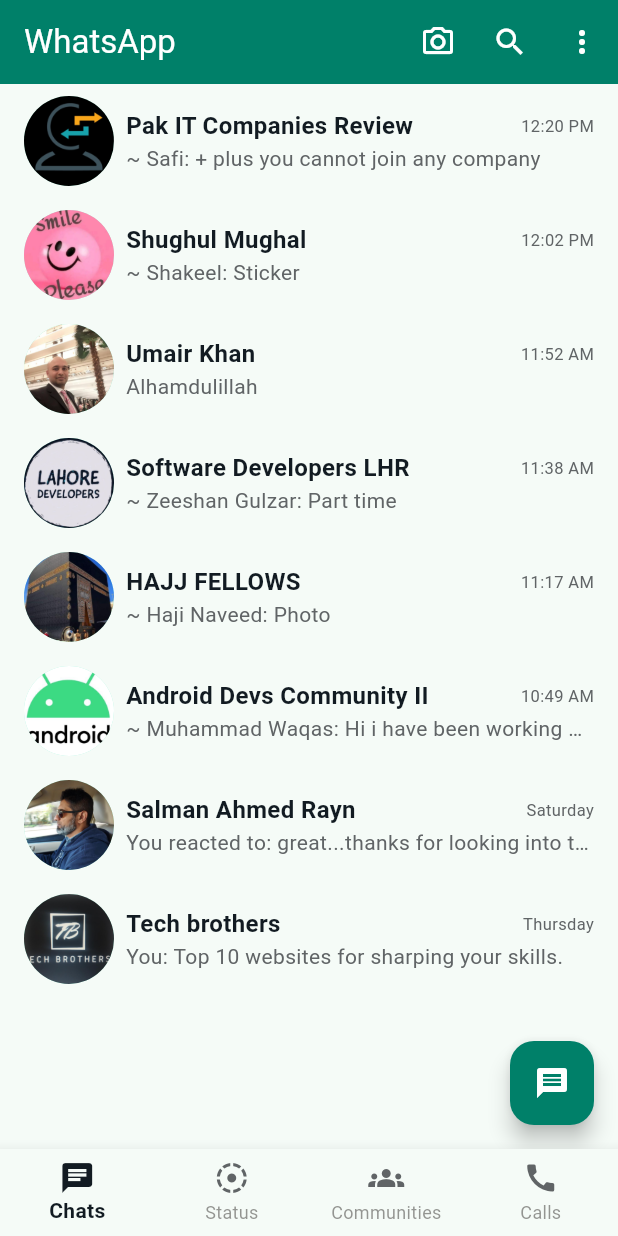
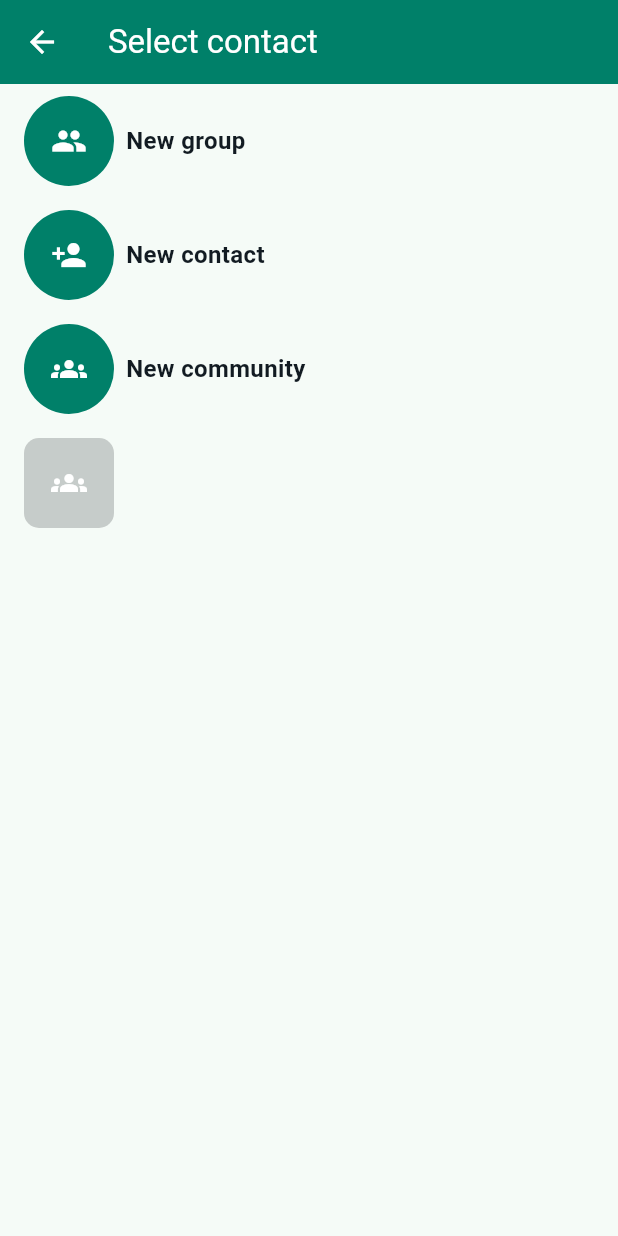
Before and after one commit to fahadnasrullah109/FlutterWhatsAppClone, a Flutter app: the screen it shows after launch, after a tap on the "message" icon, on a phone screen of 412 x 824 dp. Run offline on Flutter 3.47's test engine with Material 2 defaults, Android fonts, the light colour scheme and no system bars.

Commit message:
feat: material ripple on list items added.

```diff
--- /dev/null
+++ b/lib/data/entities/contact.dart
@@ -0,0 +1,10 @@
+class Contact {
+  Contact({this.iconPath, this.title, this.statusMessage, required this.type});
+
+  String? iconPath;
+  String? title;
+  String? statusMessage;
+  ContactType type;
+}
+
+enum ContactType { group, contact, community, header, item }
--- a/lib/main.dart
+++ b/lib/main.dart
@@ -15,7 +15,8 @@
       title: 'Whats App Clone',
       theme: ThemeData(
         colorScheme: ColorScheme.fromSeed(
-            seedColor: const Color.fromARGB(255, 0, 128, 105)),
+          seedColor: const Color.fromARGB(255, 0, 128, 105),
+        ),
         useMaterial3: true,
       ),
       home: const Scaffold(
--- a/lib/presentation/calls/call_listing_screen.dart
+++ b/lib/presentation/calls/call_listing_screen.dart
@@ -62,7 +62,9 @@
 
   @override
   Widget build(BuildContext context) {
-    return const Padding(
+    return InkWell(
+      onTap: () {},
+      child: const Padding(
         padding: EdgeInsets.all(8.0),
         child: Row(
           children: [
@@ -99,6 +101,7 @@
               ),
             ),
           ],
+        ),
       ),
     );
   }
--- a/lib/presentation/chats/chat_listing_screen.dart
+++ b/lib/presentation/chats/chat_listing_screen.dart
@@ -1,4 +1,5 @@
 import 'package:flutter/material.dart';
+import 'package:whats_app_clone/presentation/contact/select_contact_screen.dart';
 import 'package:whats_app_clone/utils/utils.dart';
 
 class ChatListingScreen extends StatelessWidget {
@@ -12,7 +13,9 @@
           shrinkWrap: true,
           itemCount: chats.length,
           itemBuilder: (context, position) {
-            return Padding(
+            return InkWell(
+              onTap: () {},
+              child: Padding(
                 padding: const EdgeInsets.all(8.0),
                 child: Row(
                   children: [
@@ -59,7 +62,8 @@
                                 chats[position].description,
                                 style: const TextStyle(
                                   fontSize: 14,
-                                  color: Color.fromARGB(255, 96, 100, 102)),
+                                  color: Color.fromARGB(255, 96, 100, 102),
+                                ),
                               ),
                             )
                           ],
@@ -71,10 +75,17 @@
                     ),
                   ],
                 ),
+              ),
             );
           }),
       floatingActionButton: FloatingActionButton(
-          onPressed: () {},
+          onPressed: () {
+            Navigator.push(
+              context,
+              MaterialPageRoute(
+                  builder: (context) => const SelectContactScreen()),
+            );
+          },
           backgroundColor: const Color.fromARGB(255, 0, 128, 105),
           child: const Icon(
             Icons.message,
--- a/lib/presentation/communities/communities_listing_screen.dart
+++ b/lib/presentation/communities/communities_listing_screen.dart
@@ -98,7 +98,9 @@
       padding: const EdgeInsets.all(8.0),
       child: Column(
         children: [
-          Row(
+          InkWell(
+            onTap: () {},
+            child: Row(
               children: [
                 const SizedBox(
                   width: 8.0,
@@ -155,7 +157,10 @@
                 ),
               ],
             ),
-          const Padding(
+          ),
+          InkWell(
+            onTap: () {},
+            child: const Padding(
               padding: EdgeInsets.all(8.0),
               child: Row(
                 children: [
@@ -177,6 +182,7 @@
                 ],
               ),
             ),
+          ),
         ],
       ),
     );
--- /dev/null
+++ b/lib/presentation/contact/select_contact_screen.dart
@@ -0,0 +1,242 @@
+import 'package:flutter/material.dart';
+import 'package:whats_app_clone/data/entities/contact.dart';
+import 'package:whats_app_clone/utils/utils.dart';
+
+class SelectContactScreen extends StatelessWidget {
+  const SelectContactScreen({super.key});
+
+  @override
+  Widget build(BuildContext context) {
+    return Scaffold(
+      appBar: AppBar(
+        backgroundColor: const Color.fromARGB(255, 0, 128, 105),
+        title: const Text(
+          'Select contact',
+          style: TextStyle(color: Colors.white),
+        ),
+        leading: IconButton(
+          onPressed: () {
+            Navigator.pop(context);
+          },
+          icon: const Icon(Icons.arrow_back, color: Colors.white),
+        ),
+      ),
+      body: ListView.builder(
+          scrollDirection: Axis.vertical,
+          shrinkWrap: true,
+          itemCount: contacts.length,
+          itemBuilder: (context, position) {
+            if (contacts[position].type.name == ContactType.group.name) {
+              return const GroupWidget();
+            } else if (contacts[position].type.name ==
+                ContactType.contact.name) {
+              return const ContactWidget();
+            } else if (contacts[position].type.name ==
+                ContactType.community.name) {
+              return const CommunityWidget();
+            } else if (contacts[position].type.name ==
+                ContactType.header.name) {
+              return const HeaderWidget();
+            } else {
+              return ItemWidget(
+                contact: contacts[position],
+              );
+            }
+          }),
+    );
+  }
+}
+
+class GroupWidget extends StatelessWidget {
+  const GroupWidget({super.key});
+
+  @override
+  Widget build(BuildContext context) {
+    return InkWell(
+      onTap: () {},
+      child: Padding(
+        padding: const EdgeInsets.all(8.0),
+        child: Row(
+          children: [
+            const SizedBox(
+              width: 8.0,
+            ),
+            Container(
+              width: 60,
+              height: 60,
+              decoration: BoxDecoration(
+                color: const Color.fromARGB(255, 0, 128, 105),
+                borderRadius: BorderRadius.circular(100),
+              ),
+              child: const Icon(
+                Icons.group,
+                color: Colors.white,
+              ),
+            ),
+            const SizedBox(
+              width: 8.0,
+            ),
+            const Text(
+              'New group',
+              style: TextStyle(
+                fontSize: 16,
+                fontWeight: FontWeight.bold,
+                color: Color.fromARGB(255, 18, 27, 34),
+              ),
+            ),
+          ],
+        ),
+      ),
+    );
+  }
+}
+
+class ContactWidget extends StatelessWidget {
+  const ContactWidget({super.key});
+
+  @override
+  Widget build(BuildContext context) {
+    return InkWell(
+      onTap: () {},
+      child: Padding(
+        padding: const EdgeInsets.all(8.0),
+        child: Row(
+          children: [
+            const SizedBox(
+              width: 8.0,
+            ),
+            Container(
+              width: 60,
+              height: 60,
+              decoration: BoxDecoration(
+                color: const Color.fromARGB(255, 0, 128, 105),
+                borderRadius: BorderRadius.circular(100),
+              ),
+              child: const Icon(
+                Icons.person_add,
+                color: Colors.white,
+              ),
+            ),
+            const SizedBox(
+              width: 8.0,
+            ),
+            const Text(
+              'New contact',
+              style: TextStyle(
+                fontSize: 16,
+                fontWeight: FontWeight.bold,
+                color: Color.fromARGB(255, 18, 27, 34),
+              ),
+            ),
+          ],
+        ),
+      ),
+    );
+  }
+}
+
+class CommunityWidget extends StatelessWidget {
+  const CommunityWidget({super.key});
+
+  @override
+  Widget build(BuildContext context) {
+    return InkWell(
+      onTap: () {},
+      child: Padding(
+        padding: const EdgeInsets.all(8.0),
+        child: Row(
+          children: [
+            const SizedBox(
+              width: 8.0,
+            ),
+            Container(
+              width: 60,
+              height: 60,
+              decoration: BoxDecoration(
+                color: const Color.fromARGB(255, 0, 128, 105),
+                borderRadius: BorderRadius.circular(100),
+              ),
+              child: const Icon(
+                Icons.groups,
+                color: Colors.white,
+              ),
+            ),
+            const SizedBox(
+              width: 8.0,
+            ),
+            const Text(
+              'New community',
+              style: TextStyle(
+                fontSize: 16,
+                fontWeight: FontWeight.bold,
+                color: Color.fromARGB(255, 18, 27, 34),
+              ),
+            ),
+          ],
+        ),
+      ),
+    );
+  }
+}
+
+class HeaderWidget extends StatelessWidget {
+  const HeaderWidget({super.key});
+
+  @override
+  Widget build(BuildContext context) {
+    return Padding(
+      padding: const EdgeInsets.all(8.0),
+      child: Row(
+        children: [
+          const SizedBox(
+            width: 8.0,
+          ),
+          Container(
+            width: 60,
+            height: 60,
+            decoration: BoxDecoration(
+              color: const Color.fromARGB(80, 96, 100, 102),
+              borderRadius: BorderRadius.circular(10),
+            ),
+            child: const Icon(
+              Icons.groups,
+              color: Colors.white,
+            ),
+          ),
+        ],
+      ),
+    );
+  }
+}
+
+class ItemWidget extends StatelessWidget {
+  const ItemWidget({super.key, required this.contact});
+
+  final Contact contact;
+
+  @override
+  Widget build(BuildContext context) {
+    return Padding(
+      padding: const EdgeInsets.all(8.0),
+      child: Row(
+        children: [
+          const SizedBox(
+            width: 8.0,
+          ),
+          Container(
+            width: 60,
+            height: 60,
+            decoration: BoxDecoration(
+              color: const Color.fromARGB(80, 96, 100, 102),
+              borderRadius: BorderRadius.circular(10),
+            ),
+            child: const Icon(
+              Icons.groups,
+              color: Colors.white,
+            ),
+          ),
+        ],
+      ),
+    );
+  }
+}
--- a/lib/presentation/statuses/status_listing_screen.dart
+++ b/lib/presentation/statuses/status_listing_screen.dart
@@ -128,7 +128,9 @@
 
   @override
   Widget build(BuildContext context) {
-    return Padding(
+    return InkWell(
+      onTap: () {},
+      child: Padding(
         padding: const EdgeInsets.all(8.0),
         child: Row(
           children: [
@@ -161,6 +163,7 @@
             )
           ],
         ),
+      ),
     );
   }
 }
--- a/lib/utils/utils.dart
+++ b/lib/utils/utils.dart
@@ -1,6 +1,7 @@
 import 'package:whats_app_clone/data/entities/call.dart';
 import 'package:whats_app_clone/data/entities/chat.dart';
 import 'package:whats_app_clone/data/entities/community.dart';
+import 'package:whats_app_clone/data/entities/contact.dart';
 import 'package:whats_app_clone/data/entities/status.dart';
 
 final chats = [
@@ -95,3 +96,10 @@
       iconPath: "assets/images/asad.png",
       description: "Today, 6:10 PM"),
 ];
+
+final contacts = [
+  Contact(type: ContactType.group),
+  Contact(type: ContactType.contact),
+  Contact(type: ContactType.community),
+  Contact(type: ContactType.header),
+];
```
Lines whose indentation alone changed are shown as unchanged.
